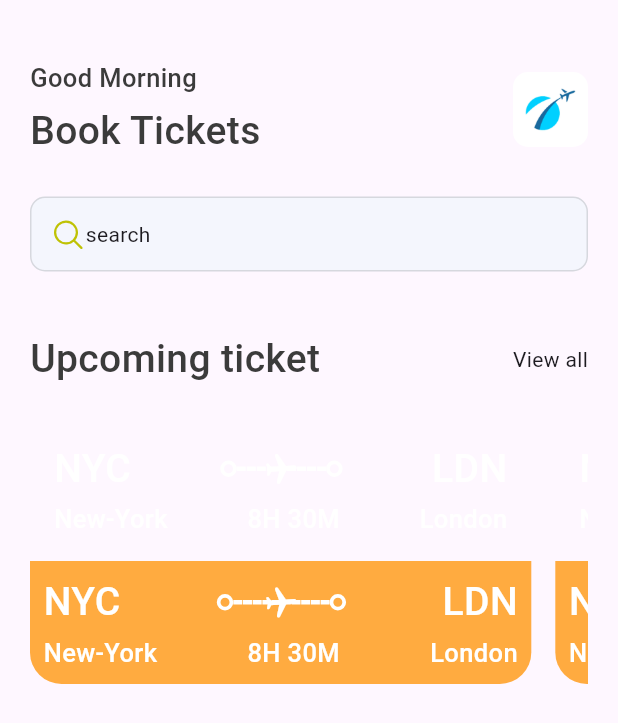
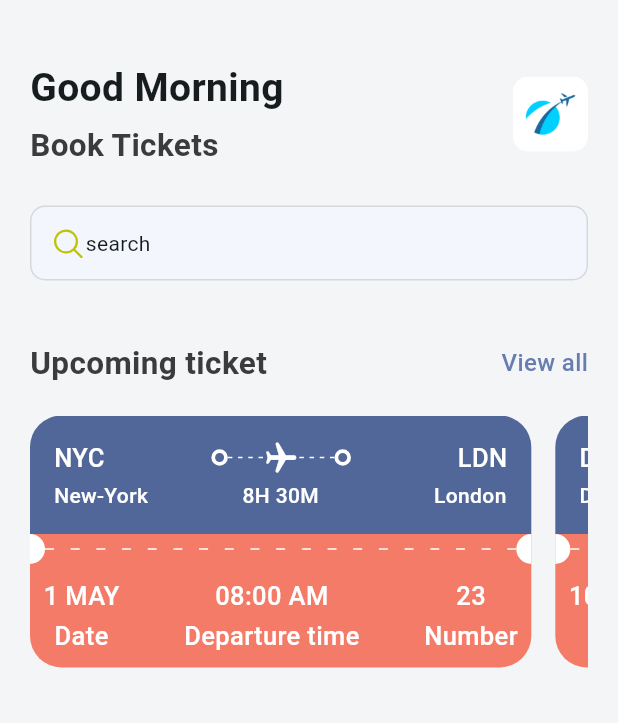
Before and after one commit to Aryanshu12/travel_app, a Flutter app: the HomeScreen screen opened directly, on a phone screen of 412 x 824 dp. Shown: the top 723 px of the screen. Run offline on Flutter 3.47's test engine with Material 3 defaults, Android fonts, the phone set to English and light mode, and no system bars; our stand-ins replace fluentui_icons.

Commit message:
refactor: update ticket view and styles, add new widgets for better layout

```diff
--- a/lib/base/bottom_nav_bar.dart
+++ b/lib/base/bottom_nav_bar.dart
@@ -1,5 +1,6 @@
 import 'package:fluentui_icons/fluentui_icons.dart';
 import 'package:flutter/material.dart';
+import 'package:travel_app/screens/Home_screen.dart';
 
 class BottomNavBar extends StatefulWidget {
    BottomNavBar({super.key});
@@ -10,7 +11,7 @@ class BottomNavBar extends StatefulWidget {
 
 class _BottomNavBarState extends State<BottomNavBar> {
  final appScreen =[
-  Center(child: Text('HOME')),
+  HomeScreen(),
   Center(child: Text('SEARCH')),
   Center(child: Text('TICKET')),
   Center(child: Text('PROFILE'))
@@ -26,9 +27,6 @@ class _BottomNavBarState extends State<BottomNavBar> {
   @override
   Widget build(BuildContext context) {
     return  Scaffold(
-      appBar: AppBar(
-        title: Center(child: Text('Ticket APP')),
-      ),
       body: appScreen[_selectedIndex],
       bottomNavigationBar: BottomNavigationBar(
         currentIndex: _selectedIndex,
--- a/lib/base/resource/style/app_styles.dart
+++ b/lib/base/resource/style/app_styles.dart
@@ -1,19 +1,38 @@
 import "package:flutter/material.dart";
 
+// ignore: non_constant_identifier_names
 Color Primary =  Color(0xFF687daf);
 class AppStyles {
   static Color primaryColor=Primary;
+  static Color bgColor = Color(0xFFF3F5F7);
   static Color Textcolor = Color(0xFF3b3b3b);
+  static Color Ticketblue = Color(0xFF526799);
+  static Color TicketOrange = Color(0xFFf37b67);
 
+  static TextStyle textStyle=TextStyle(
+    fontSize: 16,
+    color: Textcolor,
+    fontWeight: FontWeight.w500
+  );
  static TextStyle headlineStyle1=TextStyle(
+  fontSize: 26,
+  fontWeight: FontWeight.bold,
+  //color: Textcolor,
+  );
+  static TextStyle headlineStyle2=TextStyle(
+  fontSize: 21,
+  fontWeight: FontWeight.bold,
+  color: Textcolor,
+  );
+  static TextStyle headlineStyle3=TextStyle(
   fontSize: 17,
   fontWeight: FontWeight.w500,
-  color: Textcolor,
+  //color: Textcolor,
   );
-  static TextStyle headlineStyle2=TextStyle(
-  fontSize: 26,
+  static TextStyle headlineStyle4=TextStyle(
+  fontSize: 14,
   fontWeight: FontWeight.w500,
-  color: Textcolor,
+  //color: Textcolor,
   );
 
 }
--- a/lib/base/widgets/Ticket_view.dart
+++ b/lib/base/widgets/Ticket_view.dart
@@ -1,19 +1,25 @@
 import 'package:flutter/material.dart';
 import 'package:travel_app/base/resource/style/app_styles.dart';
+import 'package:travel_app/base/widgets/app_coloumn_text_layout.dart';
 import 'package:travel_app/base/widgets/app_layoutbuilder_widget.dart';
+import 'package:travel_app/base/widgets/big_circle_dot.dart';
 import 'package:travel_app/base/widgets/big_dot.dart';
+import 'package:travel_app/base/widgets/text_style_fourth.dart';
+import 'package:travel_app/base/widgets/text_style_third.dart';
 
 class TicketView extends StatelessWidget {
- TicketView({super.key});
+  final Map<String, dynamic> ticket;
+ TicketView({super.key,required this.ticket});
 
   @override
   Widget build(BuildContext context) {
    final size= MediaQuery.of(context).size;
     return SizedBox(
         width:size.width*0.85,
-        height:179,
+        height:199,
         child: Container(
           margin: EdgeInsets.only(right:16),
+          // ignore: sort_child_properties_last
           child: Column(
             children: [
               Container(
@@ -26,9 +32,7 @@ class TicketView extends StatelessWidget {
                   Row(
                     mainAxisAlignment: MainAxisAlignment.spaceBetween,
                     children: [
-                      Text(
-                        'NYC',style: AppStyles.headlineStyle2.copyWith(color: Colors.white),
-                        ),
+                      TextStyleThird(text: ticket['from']['code']),
                       Expanded(child: Container()),
                       BigDot(),
                       Expanded(child: Stack(
@@ -37,15 +41,13 @@ class TicketView extends StatelessWidget {
                             height: 24,
                             child: AppLayoutbuilderWidget(randomDivider: 6),
                           ),
-                          Transform.rotate(angle: 1.5,
+                          Transform.rotate(angle: 1.575,
                           child: Center(child: Icon(Icons.local_airport_rounded,color: Colors.white,size: 24,))),
                         ],
                       )),
                       BigDot(),
                       Expanded(child: Container()),
-                      Text(
-                        'LDN',style: AppStyles.headlineStyle2.copyWith(color: Colors.white),
-                        ),
+                      TextStyleThird(text: ticket['to']['code']),
                     ],
                   ),
               //show dep. to arr. with time
@@ -53,17 +55,23 @@ class TicketView extends StatelessWidget {
                   Row(
                     mainAxisAlignment: MainAxisAlignment.spaceBetween,
                     children: [
-                      Text(
-                        'New-York',style: AppStyles.headlineStyle1.copyWith(color: Colors.white),
-                        ),
+                      SizedBox(
+                        width: 100,
+                        child: TextStyleFourth(text: ticket['from']['name'], Align: TextAlign.start,)
+                      ),
                       Expanded(child: Container()),
-                      Text(
-                        '8H 30M',style: AppStyles.headlineStyle1.copyWith(color: Colors.white),
-                        ),
+                      TextStyleFourth(text: ticket['flying_time'], Align: TextAlign.center,),
                       Expanded(child: Container()),
-                      Text(
-                        'London',style: AppStyles.headlineStyle1.copyWith(color: Colors.white),
-                        ),
+                      SizedBox(
+                        width: 100,
+                        child: Padding(
+                          padding: const EdgeInsets.only(left: 51.0),
+                          child: TextStyleFourth(text: ticket['to']['name'],
+                            Align: TextAlign.end,
+
+                          ),
+                        )
+                      ),
                     ],
                   )
                 ]
@@ -74,66 +82,41 @@ class TicketView extends StatelessWidget {
                             ),
               ),
               Container(
+                 color: AppStyles.TicketOrange,
+                  child: Row(
+                    children: [
+                      BigCircleDot(isRight: false),
+                      Expanded(child: Container(
+                        child: AppLayoutbuilderWidget(randomDivider: 16, width: 6)
+                      ),),
+                      BigCircleDot(isRight: true),
+                    ],
+                  ),
+              ),
+              Container(
                 padding: EdgeInsets.all(9),
                // color: Colors.red,
                // ignore: sort_child_properties_last
                child: Column(
                 children: [
-              // show dep. to arr. with icons
+              // show dep. to arr. with date
                   Row(
                     mainAxisAlignment: MainAxisAlignment.spaceBetween,
                     children: [
-                      Text(
-                        'NYC',style: AppStyles.headlineStyle2.copyWith(color: Colors.white),
-                        ),
-                      Expanded(child: Container()),
-                      BigDot(),
-                      Expanded(child: Stack(
-                        children: [
-                          SizedBox(
-                            height: 24,
-                            child: AppLayoutbuilderWidget(randomDivider: 6),
-                          ),
-                          Transform.rotate(angle: 1.5,
-                          child: Center(child: Icon(Icons.local_airport_rounded,color: Colors.white,size: 24,))),
-                        ],
-                      )),
-                      BigDot(),
-                      Expanded(child: Container()),
-                      Text(
-                        'LDN',style: AppStyles.headlineStyle2.copyWith(color: Colors.white),
-                        ),
+                      AppColoumnTextLayout(Toptext: ticket['date'], Bottomtext: 'Date'),
+                      AppColoumnTextLayout(Toptext: ticket['departure_time'], Bottomtext: 'Departure time'),
+                      AppColoumnTextLayout(Toptext: ticket['number'].toString(), Bottomtext: 'Number'),
                     ],
                   ),
-              //show dep. to arr. with time
-                  SizedBox(height: 3,),
-                  Row(
-                    mainAxisAlignment: MainAxisAlignment.spaceBetween,
-                    children: [
-                      Text(
-                        'New-York',style: AppStyles.headlineStyle1.copyWith(color: Colors.white),
-                        ),
-                      Expanded(child: Container()),
-                      Text(
-                        '8H 30M',style: AppStyles.headlineStyle1.copyWith(color: Colors.white),
-                        ),
-                      Expanded(child: Container()),
-                      Text(
-                        'London',style: AppStyles.headlineStyle1.copyWith(color: Colors.white),
-                        ),
-                    ],
-                  )
                 ]
                ),
                 decoration: BoxDecoration(
-                  color:Colors.orangeAccent,
+                  color:AppStyles.TicketOrange,
                   borderRadius: BorderRadius.only(bottomLeft: Radius.circular(21),bottomRight: Radius.circular(21))
                             ),
               )
-            ],
+          ]),
           ),
-        ),
-
     );
   }
 }
--- /dev/null
+++ b/lib/base/widgets/app_coloumn_text_layout.dart
@@ -0,0 +1,18 @@
+import 'package:flutter/material.dart';
+import 'package:travel_app/base/widgets/text_style_third.dart';
+
+class AppColoumnTextLayout extends StatelessWidget {
+  final String Toptext;
+  final String Bottomtext;
+  const AppColoumnTextLayout({super.key, required this.Toptext, required this.Bottomtext});
+
+  @override
+  Widget build(BuildContext context) {
+    return Column(
+      children: [
+     TextStyleThird(text:  Toptext),
+     SizedBox(height: 3,),
+     TextStyleThird(text: Bottomtext),
+       ],);
+  }
+}
--- a/lib/base/widgets/app_double_text.dart
+++ b/lib/base/widgets/app_double_text.dart
@@ -16,7 +16,7 @@ class AppDoubleText extends StatelessWidget {
       onTap: (){
 
       },
-      child: Text(smallText,style: AppStyles.textStyle.copyWith(color: AppStyles.headlineStyle1.color)),
+      child: Text(smallText,style: AppStyles.textStyle.copyWith(color: AppStyles.primaryColor)),
      ),
      ],
      );
--- a/lib/base/widgets/app_layoutbuilder_widget.dart
+++ b/lib/base/widgets/app_layoutbuilder_widget.dart
@@ -2,7 +2,8 @@ import 'package:flutter/material.dart';
 
 class AppLayoutbuilderWidget extends StatelessWidget {
   final int randomDivider;
-  const AppLayoutbuilderWidget({super.key,required this.randomDivider});
+  final double width;
+  const AppLayoutbuilderWidget({super.key,required this.randomDivider, this.width=3});
 
   @override
   Widget build(BuildContext context) {
@@ -11,8 +12,7 @@ class AppLayoutbuilderWidget extends StatelessWidget {
         mainAxisAlignment: MainAxisAlignment.spaceBetween,
       direction: Axis.horizontal,
       children: List.generate((constraints.constrainWidth()/randomDivider).floor(),(index)=> SizedBox(
-        width: randomDivider.toDouble(),
-        height: 3,
+        height: 1,width: width,
         child: DecoratedBox(
           decoration: BoxDecoration(
             color: Colors.white
--- a/lib/base/widgets/text_style_fourth.dart
+++ b/lib/base/widgets/text_style_fourth.dart
@@ -4,7 +4,7 @@ import 'package:travel_app/base/resource/style/app_styles.dart';
 class TextStyleFourth extends StatelessWidget {
   final String text;
   final TextAlign align;
-  const TextStyleFourth({super.key,required this.text, this.align = TextAlign.start});
+  const TextStyleFourth({super.key,required this.text, this.align = TextAlign.start, required TextAlign Align});
 
   @override
   Widget build(BuildContext context) {
--- a/lib/main.dart
+++ b/lib/main.dart
@@ -1,4 +1,5 @@
 import 'package:flutter/material.dart';
+import 'package:travel_app/base/bottom_nav_bar.dart';
 
 void main() {
   runApp(const MyApp());
@@ -7,116 +8,15 @@ void main() {
 class MyApp extends StatelessWidget {
   const MyApp({super.key});
 
-  // This widget is the root of your application.
   @override
   Widget build(BuildContext context) {
     return MaterialApp(
+      debugShowCheckedModeBanner: false,
       title: 'Flutter Demo',
       theme: ThemeData(
-        // This is the theme of your application.
-        //
-        // TRY THIS: Try running your application with "flutter run". You'll see
-        // the application has a purple toolbar. Then, without quitting the app,
-        // try changing the seedColor in the colorScheme below to Colors.green
-        // and then invoke "hot reload" (save your changes or press the "hot
-        // reload" button in a Flutter-supported IDE, or press "r" if you used
-        // the command line to start the app).
-        //
-        // Notice that the counter didn't reset back to zero; the application
-        // state is not lost during the reload. To reset the state, use hot
-        // restart instead.
-        //
-        // This works for code too, not just values: Most code changes can be
-        // tested with just a hot reload.
-        colorScheme: ColorScheme.fromSeed(seedColor: Colors.deepPurple),
+        colorScheme: ColorScheme.fromSeed(seedColor: Colors.white70),
       ),
-      home: const MyHomePage(title: 'Flutter Demo Home Page'),
+      home: BottomNavBar()
     );
   }
 }
-
-class MyHomePage extends StatefulWidget {
-  const MyHomePage({super.key, required this.title});
-
-  // This widget is the home page of your application. It is stateful, meaning
-  // that it has a State object (defined below) that contains fields that affect
-  // how it looks.
-
-  // This class is the configuration for the state. It holds the values (in this
-  // case the title) provided by the parent (in this case the App widget) and
-  // used by the build method of the State. Fields in a Widget subclass are
-  // always marked "final".
-
-  final String title;
-
-  @override
-  State<MyHomePage> createState() => _MyHomePageState();
-}
-
-class _MyHomePageState extends State<MyHomePage> {
-  int _counter = 0;
-
-  void _incrementCounter() {
-    setState(() {
-      // This call to setState tells the Flutter framework that something has
-      // changed in this State, which causes it to rerun the build method below
-      // so that the display can reflect the updated values. If we changed
-      // _counter without calling setState(), then the build method would not be
-      // called again, and so nothing would appear to happen.
-      _counter++;
-    });
-  }
-
-  @override
-  Widget build(BuildContext context) {
-    // This method is rerun every time setState is called, for instance as done
-    // by the _incrementCounter method above.
-    //
-    // The Flutter framework has been optimized to make rerunning build methods
-    // fast, so that you can just rebuild anything that needs updating rather
-    // than having to individually change instances of widgets.
-    return Scaffold(
-      appBar: AppBar(
-        // TRY THIS: Try changing the color here to a specific color (to
-        // Colors.amber, perhaps?) and trigger a hot reload to see the AppBar
-        // change color while the other colors stay the same.
-        backgroundColor: Theme.of(context).colorScheme.inversePrimary,
-        // Here we take the value from the MyHomePage object that was created by
-        // the App.build method, and use it to set our appbar title.
-        title: Text(widget.title),
-      ),
-      body: Center(
-        // Center is a layout widget. It takes a single child and positions it
-        // in the middle of the parent.
-        child: Column(
-          // Column is also a layout widget. It takes a list of children and
-          // arranges them vertically. By default, it sizes itself to fit its
-          // children horizontally, and tries to be as tall as its parent.
-          //
-          // Column has various properties to control how it sizes itself and
-          // how it positions its children. Here we use mainAxisAlignment to
-          // center the children vertically; the main axis here is the vertical
-          // axis because Columns are vertical (the cross axis would be
-          // horizontal).
-          //
-          // TRY THIS: Invoke "debug painting" (choose the "Toggle Debug Paint"
-          // action in the IDE, or press "p" in the console), to see the
-          // wireframe for each widget.
-          mainAxisAlignment: MainAxisAlignment.center,
-          children: <Widget>[
-            const Text('You have pushed the button this many times:'),
-            Text(
-              '$_counter',
-              style: Theme.of(context).textTheme.headlineMedium,
-            ),
-          ],
-        ),
-      ),
-      floatingActionButton: FloatingActionButton(
-        onPressed: _incrementCounter,
-        tooltip: 'Increment',
-        child: const Icon(Icons.add),
-      ), // This trailing comma makes auto-formatting nicer for build methods.
-    );
-  }
-}
```
Also changed, not shown: pubspec.lock, 1 other file.
